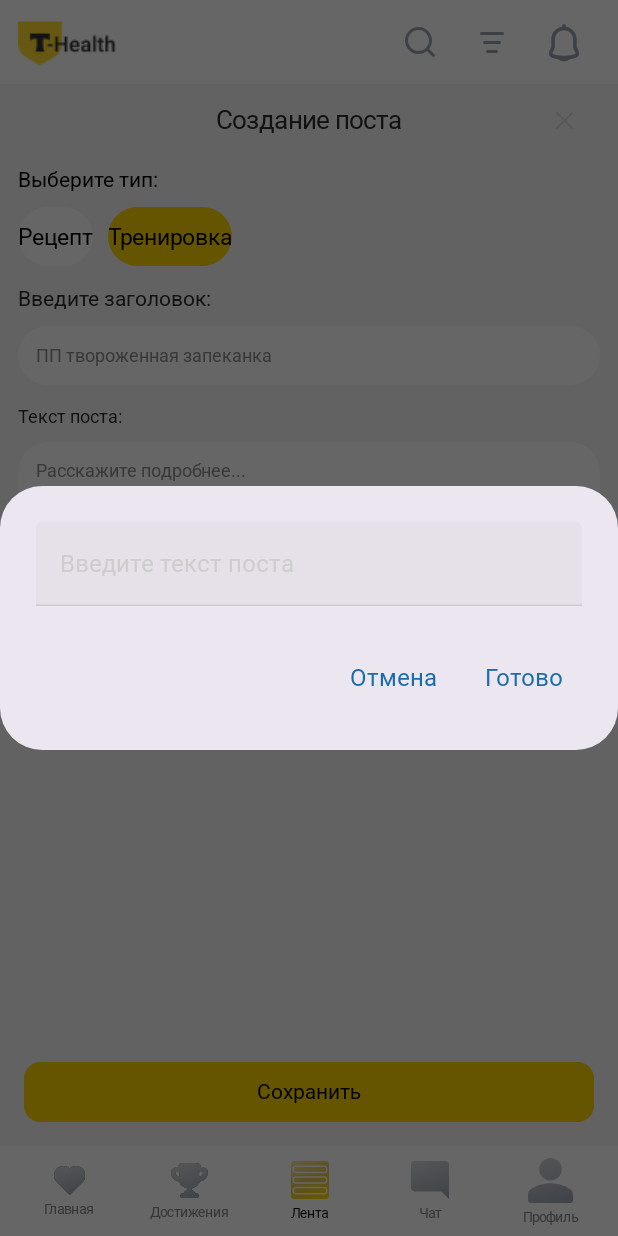
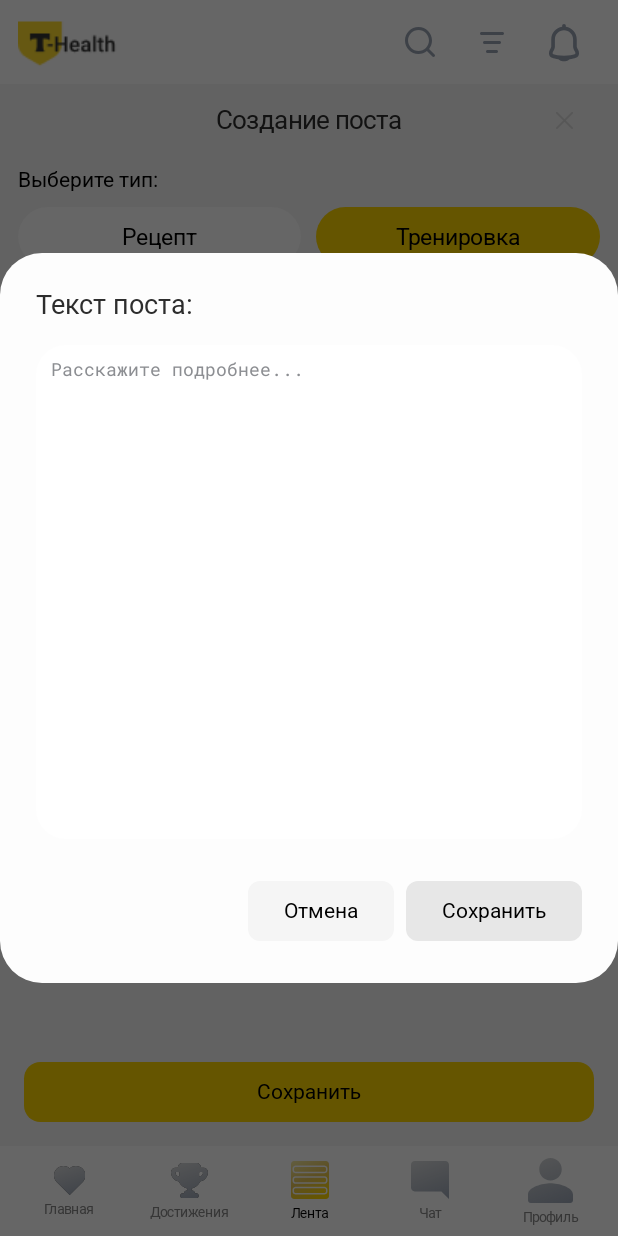
Before and after one commit to LeonardoDaVinciCreator/t-health, an Android app built with Jetpack Compose: the AddPostScreen screen opened through its navigation route, after a tap on "Расскажите подробнее...", on a phone screen of 412 x 824 dp. Run offline under Robolectric (Android 15) with nearby library versions, the light colour scheme and no system bars; our stand-ins replace Dagger/Hilt's generated code; Roboto replaces fonts that are not available here; 2 other taps on this screen came first.

Commit message:
fix AddPostsScreen

```diff
--- a/mobile/THealth/app/src/main/java/com/tbank/t_health/ui/posts/addPosts/AddPostsScreenBlocks.kt
+++ b/mobile/THealth/app/src/main/java/com/tbank/t_health/ui/posts/addPosts/AddPostsScreenBlocks.kt
@@ -1,11 +1,16 @@
 package com.tbank.t_health.ui.posts.addPosts
 
+import androidx.compose.foundation.Image
 import androidx.compose.foundation.background
 import androidx.compose.foundation.clickable
 import androidx.compose.foundation.layout.*
+import androidx.compose.foundation.rememberScrollState
 import androidx.compose.foundation.shape.RoundedCornerShape
 import androidx.compose.foundation.text.BasicTextField
+import androidx.compose.foundation.verticalScroll
 import androidx.compose.material3.AlertDialog
+import androidx.compose.material3.Button
+import androidx.compose.material3.ButtonDefaults
 import androidx.compose.material3.ExtendedFloatingActionButton
 import androidx.compose.material3.FloatingActionButtonDefaults
 import androidx.compose.material3.Icon
@@ -17,6 +22,7 @@ import androidx.compose.ui.Alignment
 import androidx.compose.ui.Modifier
 import androidx.compose.ui.draw.clip
 import androidx.compose.ui.graphics.Color
+import androidx.compose.ui.platform.LocalConfiguration
 import androidx.compose.ui.res.painterResource
 import androidx.compose.ui.text.TextStyle
 import androidx.compose.ui.text.font.FontWeight
@@ -24,6 +30,7 @@ import androidx.compose.ui.unit.dp
 import androidx.compose.ui.unit.sp
 import com.tbank.t_health.R
 import com.tbank.t_health.ui.theme.RobotoFontFamily
+import com.tbank.t_health.ui.theme.RobotoMonoFontFamily
 
 
 @Composable
@@ -95,12 +102,14 @@ fun PostTypeBlock(
             PostTypeItem(
                 text = PostType.RECIPE.title,
                 selected = selectedType == PostType.RECIPE,
-                onClick = { onTypeSelected(PostType.RECIPE) }
+                onClick = { onTypeSelected(PostType.RECIPE) },
+                modifier = Modifier.weight(1f)
             )
             PostTypeItem(
                 text = PostType.WORKOUT.title,
                 selected = selectedType == PostType.WORKOUT,
-                onClick = { onTypeSelected(PostType.WORKOUT) }
+                onClick = { onTypeSelected(PostType.WORKOUT) },
+                modifier = Modifier.weight(1f)
             )
         }
     }
@@ -110,10 +119,11 @@ fun PostTypeBlock(
 fun PostTypeItem(
     text: String,
     selected: Boolean,
-    onClick: () -> Unit
+    onClick: () -> Unit,
+    modifier: Modifier = Modifier
 ) {
     Box(
-        modifier = Modifier
+        modifier = modifier
             .height(39.dp)
             .clip(RoundedCornerShape(20.dp))
             .background(if (selected) Color(0xFFFDD500) else Color.White)
@@ -238,51 +248,198 @@ fun FullScreenTextEditor(
     onDismiss: () -> Unit,
     onConfirm: (String) -> Unit
 ) {
-    var value by remember { mutableStateOf(text) }
+    val configuration = LocalConfiguration.current
+    val screenHeight = configuration.screenHeightDp.dp
+    val editorHeight = (screenHeight.value * 0.4f).dp // 40% от высоты экрана
+
+    var currentText by remember { mutableStateOf(text) }
 
     AlertDialog(
         onDismissRequest = onDismiss,
+        containerColor = Color(0xFFFDFDFD),
+        title = {
+            Text(
+                "Текст поста:",
+                style = TextStyle(
+                    fontFamily = RobotoFontFamily,
+                    fontWeight = FontWeight.Medium,
+                    fontSize = 18.sp
+                )
+            )
+        },
+        text = {
+            Box(
+                modifier = Modifier
+                    .fillMaxWidth()
+                    .height(editorHeight)
+                    .clip(RoundedCornerShape(20.dp))
+                    .background(Color.White)
+                    .padding(horizontal = 10.dp, vertical = 8.dp)
+            ) {
+                BasicTextField(
+                    value = currentText,
+                    onValueChange = { currentText = it },
+                    maxLines = Int.MAX_VALUE, // много строк
+                    minLines = 1,
+                    textStyle = TextStyle(
+                        fontFamily = RobotoMonoFontFamily,
+                        fontWeight = FontWeight.Normal,
+                        fontSize = 12.sp,
+                        color = Color.Black,
+                        lineHeight = 16.sp
+                    ),
+                    decorationBox = { innerTextField ->
+                        Row(
+                            verticalAlignment = Alignment.CenterVertically
+                        ) {
+                            if (currentText.isEmpty()) {
+                                Text(
+                                    text = "Расскажите подробнее...",
+                                    style = TextStyle(
+                                        fontFamily = RobotoMonoFontFamily,
+                                        fontWeight = FontWeight.Normal,
+                                        fontSize = 12.sp,
+                                        color = Color(0xFF8C8E92)
+                                    )
+                                )
+                            }
+                            Spacer(modifier = Modifier.width(4.dp))
+                            innerTextField()
+                        }
+                    },
+                    modifier = Modifier
+                        .fillMaxWidth()
+                        .padding(end = 8.dp)
+                )
+            }
+        },
         confirmButton = {
-            TextButton(onClick = { onConfirm(value) }) {
-                Text("Готово")
+            Button(
+                onClick = {
+                    onConfirm(currentText)
+                },
+                enabled = currentText.isNotBlank(),
+                colors = ButtonDefaults.buttonColors(containerColor = Color(0xFFFDD500)),
+                shape = RoundedCornerShape(8.dp)
+            ) {
+                Text(
+                    "Сохранить",
+                    style = TextStyle(
+                        fontFamily = RobotoFontFamily,
+                        fontWeight = FontWeight.Medium,
+                        fontSize = 14.sp,
+                        color = Color.Black
+                    )
+                )
             }
         },
         dismissButton = {
-            TextButton(onClick = onDismiss) {
-                Text("Отмена")
+            Button(
+                onClick = onDismiss,
+                colors = ButtonDefaults.buttonColors(containerColor = Color(0xFFF5F5F5)),
+                shape = RoundedCornerShape(8.dp)
+            ) {
+                Text(
+                    "Отмена",
+                    style = TextStyle(
+                        fontFamily = RobotoFontFamily,
+                        fontWeight = FontWeight.Medium,
+                        fontSize = 14.sp,
+                        color = Color.Black
+                    )
+                )
             }
-        },
-        text = {
-            TextField(
-                value = value,
-                onValueChange = { value = it },
-                modifier = Modifier.fillMaxWidth(),
-                placeholder = { Text("Введите текст поста") }
-            )
         }
     )
 }
 
+
+
+
+
 @Composable
-fun MediaAttachBlock() {
+fun MediaAttachBlock(
+    modifier: Modifier = Modifier,
+    onClick: () -> Unit = {}
+) {
     Box(
-        modifier = Modifier
+        modifier = modifier
             .fillMaxWidth()
-            .height(39.dp)
+            .height(62.dp)
             .clip(RoundedCornerShape(20.dp))
             .background(Color.White)
-            .clickable { /* open picker */ },
-        contentAlignment = Alignment.Center
+            .clickable { onClick() }
+            .padding(horizontal = 12.dp, vertical = 13.dp)
     ) {
-        Text(
-            text = "Добавить фото или видео",
-            style = TextStyle(
-                fontFamily = RobotoFontFamily,
-                fontWeight = FontWeight.Normal,
-                fontSize = 14.sp,
-                lineHeight = 14.sp
-            ),
-            color = Color.Black
-        )
+        Row(
+            verticalAlignment = Alignment.CenterVertically
+        ) {
+            // Иконка слева
+            Box(
+                modifier = Modifier
+                    .size(38.dp)
+                    .clip(RoundedCornerShape(10.dp)),
+                contentAlignment = Alignment.Center
+            ) {
+                Image(
+                    modifier = Modifier.height(38.dp),
+                    painter = painterResource(id = R.drawable.ic_add_media),
+                    contentDescription = null
+                )
+            }
+
+            Spacer(modifier = Modifier.width(12.dp))
+
+            Column(
+                modifier = Modifier.weight(1f)
+            ) {
+                Text(
+                    text = "Добавьте фото или видео",
+                    style = TextStyle(
+                        fontFamily = RobotoFontFamily,
+                        fontWeight = FontWeight.Medium,
+                        fontSize = 14.sp,
+                        lineHeight = 18.sp,
+                        color = Color.Black
+                    )
+                )
+
+                Spacer(modifier = Modifier.height(2.dp))
+
+                Row(
+                    verticalAlignment = Alignment.CenterVertically
+                ) {
+                    Text(
+                        text = "PNG, JPG, HEIC, MOV",
+                        style = TextStyle(
+                            fontFamily = RobotoFontFamily,
+                            fontWeight = FontWeight.Normal,
+                            fontSize = 12.sp,
+                            color = Color(0xFF97A1B2)
+                        )
+                    )
+
+                    Text(
+                        text = "  |  ",
+                        style = TextStyle(
+                            fontFamily = RobotoFontFamily,
+                            fontWeight = FontWeight.Normal,
+                            fontSize = 12.sp,
+                            color = Color(0xFF97A1B2)
+                        )
+                    )
+
+                    Text(
+                        text = "15 MB max.",
+                        style = TextStyle(
+                            fontFamily = RobotoFontFamily,
+                            fontWeight = FontWeight.Normal,
+                            fontSize = 12.sp,
+                            color = Color(0xFF97A1B2)
+                        )
+                    )
+                }
+            }
+        }
     }
 }
--- /dev/null
+++ b/mobile/THealth/app/src/main/res/drawable/ic_add_media.xml
@@ -0,0 +1,18 @@
+<vector xmlns:android="http://schemas.android.com/apk/res/android"
+    android:width="22dp"
+    android:height="38dp"
+    android:viewportWidth="22"
+    android:viewportHeight="38">
+  <path
+      android:pathData="M2,12C2,10.895 2.895,10 4,10L15,10C15.552,10 16,9.552 16,9C16,8.448 15.552,8 15,8L4,8C1.791,8 0,9.791 0,12L0,23C0,25.209 1.791,27 4,27L18,27C20.209,27 22,25.209 22,23L22,15C22,14.448 21.552,14 21,14C20.448,14 20,14.448 20,15L20,19.649L16.344,15.079C14.653,12.965 11.394,13.106 9.892,15.359L8.753,17.068C7.39,16.321 5.671,16.738 4.808,18.046L2,22.296L2,12ZM14.782,16.328L20,22.851L20,23C20,24.105 19.105,25 18,25L7.737,25C6.938,25 6.462,24.11 6.905,23.445L11.556,16.468C12.307,15.342 13.936,15.271 14.782,16.328ZM5.241,22.336C4.673,23.187 4.609,24.162 4.908,25L4.5,25C3.948,25 3.5,24.552 3.5,24L3.5,23.954C3.5,23.758 3.558,23.566 3.666,23.403L6.476,19.148C6.731,18.762 7.209,18.609 7.63,18.752L5.241,22.336Z"
+      android:fillColor="#FFD700"
+      android:fillType="evenOdd"/>
+  <path
+      android:pathData="M4.183,13.798C4.664,13.958 5.042,14.336 5.202,14.817C5.365,15.307 6.058,15.307 6.221,14.817C6.381,14.336 6.759,13.958 7.24,13.798C7.73,13.635 7.73,12.942 7.24,12.779C6.759,12.619 6.381,12.241 6.221,11.76C6.058,11.271 5.365,11.271 5.202,11.76C5.042,12.241 4.664,12.619 4.183,12.779C3.694,12.942 3.694,13.635 4.183,13.798Z"
+      android:fillColor="#FFD700"
+      android:fillType="nonZero"/>
+  <path
+      android:pathData="M20,9C20,8.448 19.552,8 19,8C18.448,8 18,8.448 18,9L18,10L17,10C16.448,10 16,10.448 16,11C16,11.552 16.448,12 17,12L18,12L18,13C18,13.552 18.448,14 19,14C19.552,14 20,13.552 20,13L20,12L21,12C21.552,12 22,11.552 22,11C22,10.448 21.552,10 21,10L20,10L20,9Z"
+      android:fillColor="#98A2B3"
+      android:fillType="nonZero"/>
+</vector>
```
